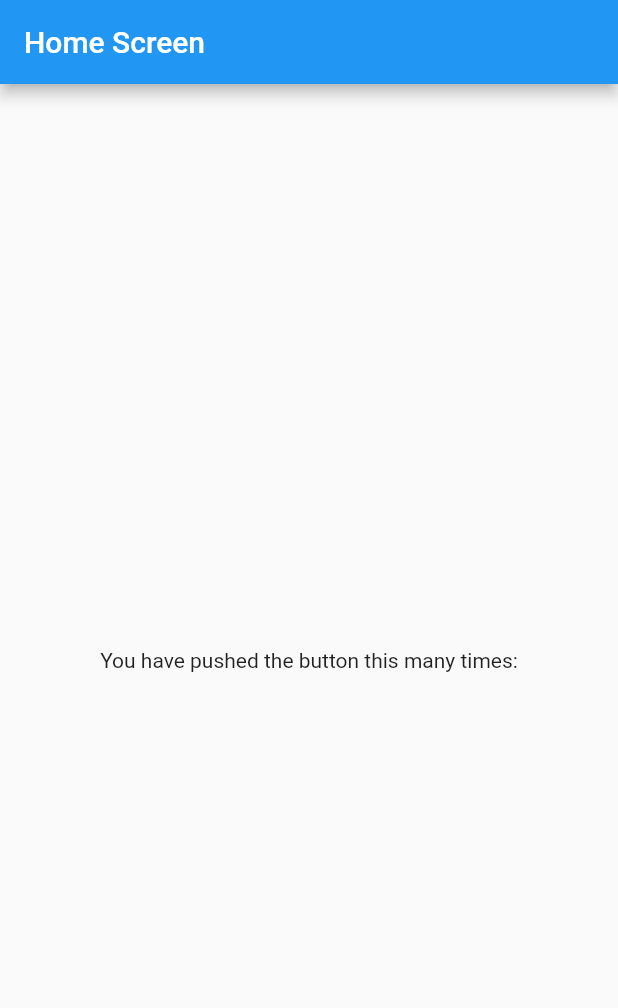
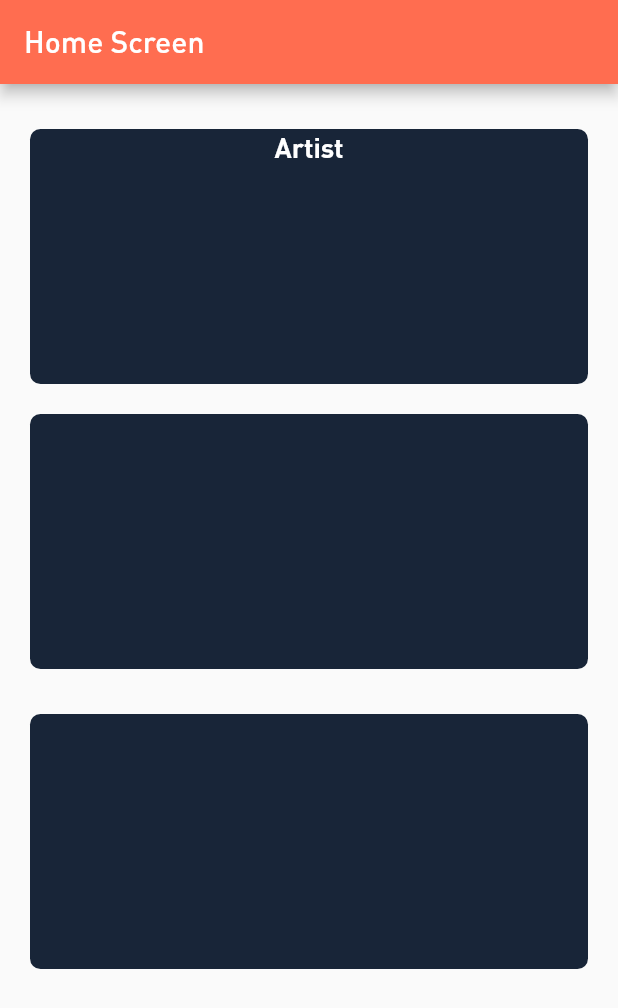
Before and after one commit to chiebuka39/json_placeholder, a Flutter app: the screen it shows after launch, on a phone screen of 412 x 824 dp. Shown: the top 1008 px of the screen. Run offline on Flutter 3.47's test engine with Material 2 defaults, Android fonts, the phone set to English and light mode, and no system bars; our stand-ins replace after_layout, cached_network_image, shimmer.

Commit message:
Created the artise view and imported some fonts

```diff
--- a/lib/main.dart
+++ b/lib/main.dart
@@ -1,4 +1,8 @@
+import 'package:active_edge/screen/artist_list.dart';
+import 'package:active_edge/utils/Strings.dart';
 import 'package:flutter/material.dart';
+
+import 'utils/MyColors.dart';
 
 void main() => runApp(MyApp());
 
@@ -8,10 +12,13 @@ class MyApp extends StatelessWidget {
   Widget build(BuildContext context) {
     return MaterialApp(
       debugShowCheckedModeBanner: false,
+      theme: new ThemeData(
+          primaryColor: MyColors.colorPrimary,
+          accentColor: MyColors.accentColor,
+          buttonTheme: ButtonTheme.of(context).copyWith(
+              shape: RoundedRectangleBorder(borderRadius: BorderRadius.circular(50))),
+          fontFamily: Strings.customFont),
       title: 'Active Edge',
-      theme: ThemeData(
-        primarySwatch: Colors.blue,
-      ),
       home: MyHomePage(title: 'Home Screen'),
     );
   }
@@ -27,26 +34,57 @@ class MyHomePage extends StatefulWidget {
 }
 
 class _MyHomePageState extends State<MyHomePage> {
-
-
-
   @override
   Widget build(BuildContext context) {
     return Scaffold(
       appBar: AppBar(
-
         title: Text(widget.title),
       ),
-      body: Center(
-
-        child: Column(
-          mainAxisAlignment: MainAxisAlignment.center,
-          children: <Widget>[
-            Text(
-              'You have pushed the button this many times:',
-            ),
-
-          ],
+      body: SingleChildScrollView(
+        child: Padding(
+          padding: const EdgeInsets.symmetric(horizontal: 20),
+          child: Column(
+            children: <Widget>[
+              SizedBox(
+                height: 30,
+              ),
+              InkWell(
+                onTap: (){
+                  Navigator.push(context, MaterialPageRoute(builder: (_)=> ArtistList()));
+                },
+                child: Container(
+                  height: 170,
+                  width: double.infinity,
+                  decoration: BoxDecoration(
+                      color: MyColors.otp,
+                      borderRadius: BorderRadius.circular(7)),
+                  child: Column(children: <Widget>[
+                    Text("Artist", style: TextStyle(fontSize: 18, fontWeight: FontWeight.bold, color: Colors.white),)
+                  ],),
+                ),
+              ),
+              SizedBox(
+                height: 20,
+              ),
+              Container(
+                height: 170,
+                width: double.infinity,
+                decoration: BoxDecoration(
+                    color: MyColors.otp,
+                    borderRadius: BorderRadius.circular(7)),
+              ),
+              SizedBox(
+                height: 30,
+              ),
+              Container(
+                height: 170,
+                width: double.infinity,
+                decoration: BoxDecoration(
+                    color: MyColors.otp,
+                    borderRadius: BorderRadius.circular(7)),
+              ),
+            ],
+          ),
         ),
       ),
       // This trailing comma makes auto-formatting nicer for build methods.
--- /dev/null
+++ b/lib/utils/MyColors.dart
@@ -0,0 +1,16 @@
+import 'package:flutter/material.dart';
+
+class MyColors {
+
+  static const Color colorPrimary = const Color(0xffFF6D50);
+  static const Color colorPrimaryDark = const Color(0x33FF6D50);
+  static const Color accentColor = const Color(0xffF5F5F5);
+  static const Color grey = const Color(0xffE1E3E8);
+  static Color grey1 = Color(0xffE1E3E8).withOpacity(0.5);
+  static const Color otp = const Color(0xff182538);
+  static const Color boxOtp = const Color(0x33C5CCD6);
+  static const Color statusColor = const Color(0xFFCCB8B8);
+  static const Color statusColor2 = const Color(0xFFB09393);
+  static const Color textDetailsColor = const Color(0xFF665656);
+  static Color accentColorLight = const Color(0xFFFB7D64);
+}
--- /dev/null
+++ b/lib/utils/Strings.dart
@@ -0,0 +1,5 @@
+class Strings {
+  static String appName = "ActiveEdge";
+  static const String customFont = "DINPro";
+
+}
```
Also changed, not shown: lib/repository/repository.dart (added, +38 -0 lines), lib/screen/artist_list.dart (added, +92 -0 lines), lib/utils/utils.dart (added, +17 -0 lines), pubspec.yaml (+16 -0 lines), assets/fonts/DINPro-Bold.otf (added), assets/fonts/DINPro-Light.otf (added), assets/fonts/DINPro-Medium.otf (added), assets/fonts/DINPro-Regular.otf (added), assets/fonts/customcons.ttf (added), pubspec.lock, 2 other files.
